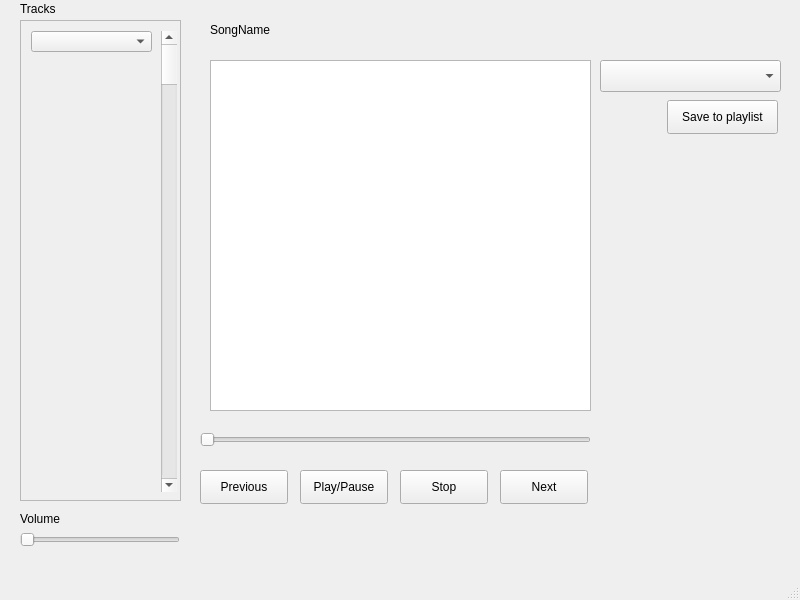
The window that mp3_gui.ui (rmardock/PyMP3) describes before a commit, drawn with Qt 5.
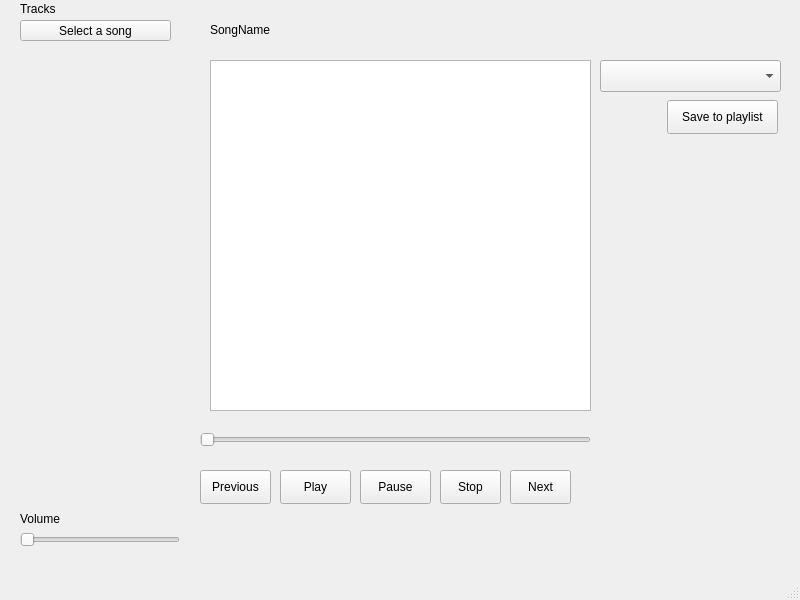
The same window after the commit.

What changed in the file:
```diff
--- a/mp3_gui.ui
+++ b/mp3_gui.ui
@@ -17,14 +17,14 @@
    <widget class="QPushButton" name="pushButton">
     <property name="geometry">
      <rect>
-      <x>300</x>
+      <x>280</x>
       <y>470</y>
-      <width>88</width>
+      <width>71</width>
       <height>34</height>
      </rect>
     </property>
     <property name="text">
-     <string>Play/Pause</string>
+     <string>Play</string>
     </property>
    </widget>
    <widget class="QPushButton" name="pushButton_2">
@@ -32,7 +32,7 @@
      <rect>
       <x>200</x>
       <y>470</y>
-      <width>88</width>
+      <width>71</width>
       <height>34</height>
      </rect>
     </property>
@@ -43,9 +43,9 @@
    <widget class="QPushButton" name="pushButton_3">
     <property name="geometry">
      <rect>
-      <x>400</x>
+      <x>440</x>
       <y>470</y>
-      <width>88</width>
+      <width>61</width>
       <height>34</height>
      </rect>
     </property>
@@ -56,9 +56,9 @@
    <widget class="QPushButton" name="pushButton_4">
     <property name="geometry">
      <rect>
-      <x>500</x>
+      <x>510</x>
       <y>470</y>
-      <width>88</width>
+      <width>61</width>
       <height>34</height>
      </rect>
     </property>
@@ -66,52 +66,6 @@
      <string>Next</string>
     </property>
    </widget>
-   <widget class="QScrollArea" name="scrollArea">
-    <property name="geometry">
-     <rect>
-      <x>20</x>
-      <y>20</y>
-      <width>161</width>
-      <height>481</height>
-     </rect>
-    </property>
-    <property name="widgetResizable">
-     <bool>true</bool>
-    </property>
-    <widget class="QWidget" name="scrollAreaWidgetContents">
-     <property name="geometry">
-      <rect>
-       <x>0</x>
-       <y>0</y>
-       <width>157</width>
-       <height>477</height>
-      </rect>
-     </property>
-     <widget class="QScrollBar" name="verticalScrollBar">
-      <property name="geometry">
-       <rect>
-        <x>140</x>
-        <y>10</y>
-        <width>16</width>
-        <height>461</height>
-       </rect>
-      </property>
-      <property name="orientation">
-       <enum>Qt::Vertical</enum>
-      </property>
-     </widget>
-     <widget class="QComboBox" name="comboBox_2">
-      <property name="geometry">
-       <rect>
-        <x>10</x>
-        <y>10</y>
-        <width>121</width>
-        <height>21</height>
-       </rect>
-      </property>
-     </widget>
-    </widget>
-   </widget>
    <widget class="QLabel" name="label">
     <property name="geometry">
      <rect>
@@ -210,6 +164,32 @@
      <enum>Qt::Horizontal</enum>
     </property>
    </widget>
+   <widget class="QPushButton" name="pushButton_6">
+    <property name="geometry">
+     <rect>
+      <x>20</x>
+      <y>20</y>
+      <width>151</width>
+      <height>21</height>
+     </rect>
+    </property>
+    <property name="text">
+     <string>Select a song</string>
+    </property>
+   </widget>
+   <widget class="QPushButton" name="pushButton_7">
+    <property name="geometry">
+     <rect>
+      <x>360</x>
+      <y>470</y>
+      <width>71</width>
+      <height>34</height>
+     </rect>
+    </property>
+    <property name="text">
+     <string>Pause</string>
+    </property>
+   </widget>
   </widget>
   <widget class="QStatusBar" name="statusbar"/>
  </widget>
```
